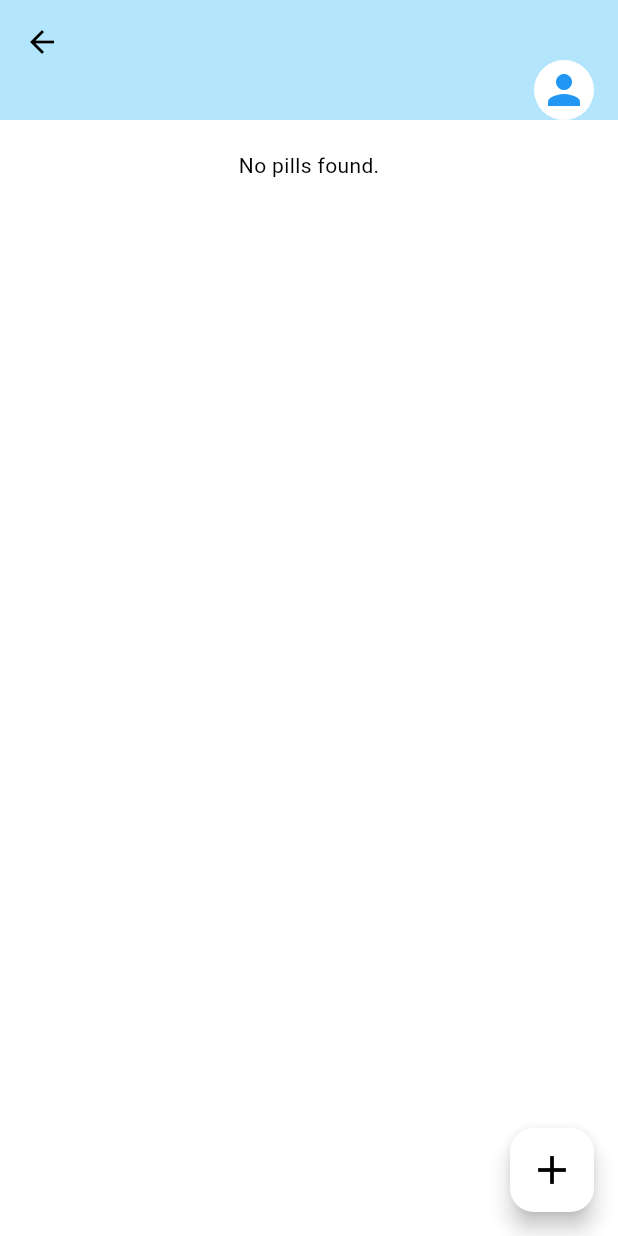
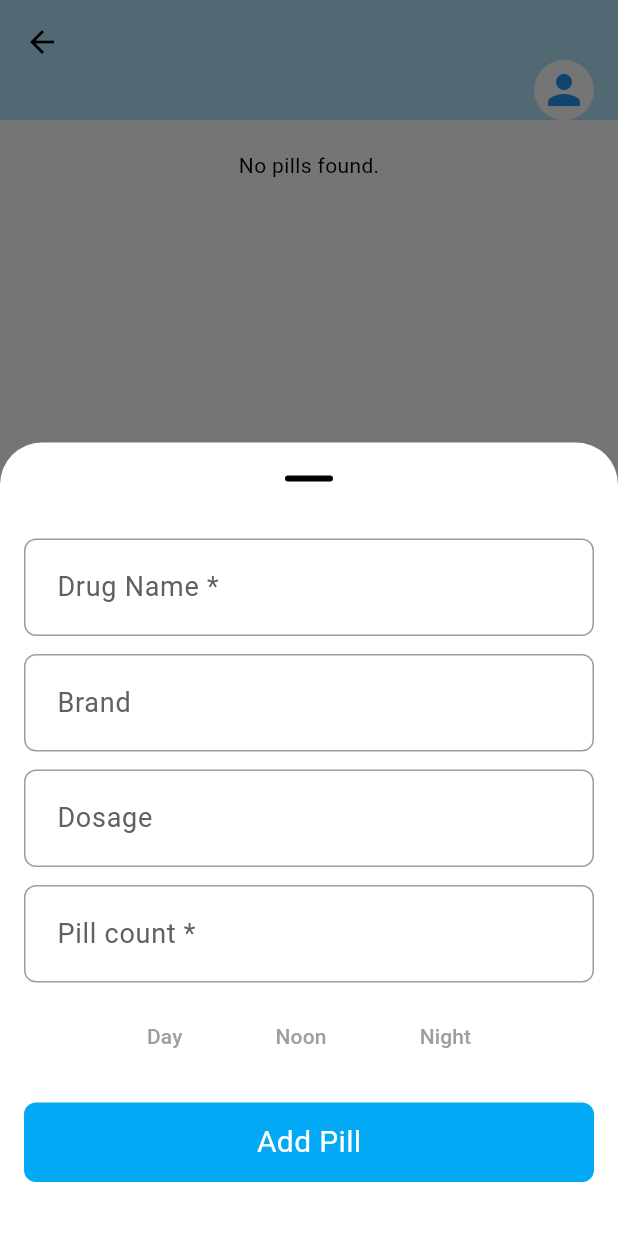
Before and after one commit to Pragades-Rajagopal/pillie-app, a Flutter app: the PillListPage screen opened directly, after a tap on the "add" icon, on a phone screen of 412 x 824 dp. Run offline on Flutter 3.47's test engine with Material 3 defaults, Android fonts, the phone set to English and light mode, and no system bars; our stand-ins replace image_picker, supabase_flutter; accounts and stored records are empty; statements that could not run were skipped.

Commit message:
added add/edit pill

```diff
--- a/lib/app/pill/pages/pill_list_page.dart
+++ b/lib/app/pill/pages/pill_list_page.dart
@@ -1,8 +1,8 @@
 import 'package:flutter/material.dart';
-// ScrollDirection is available from material.dart
 import 'package:pillie/app/auth/services/auth_service.dart';
 import 'package:pillie/app/profile/pages/view_profile_page.dart';
 import 'package:pillie/app/user/services/user_service.dart';
+import 'package:pillie/components/common_components.dart';
 import 'package:pillie/components/pill_card.dart';
 import 'package:pillie/models/user_model.dart';
 import 'package:pillie/app/pill/services/pill_service.dart';
@@ -17,11 +17,10 @@ class PillListPage extends StatefulWidget {
 
 class _PillListPageState extends State<PillListPage> {
   final ScrollController _scrollController = ScrollController();
-  bool _showFab = true;
   UserService userService = UserService();
   AuthService authService = AuthService();
+  PillService? pillService;
   UserModel? user;
-  PillDatabase? pillDatabase;
 
   @override
   void initState() {
@@ -40,32 +39,25 @@ class _PillListPageState extends State<PillListPage> {
     }
     setState(() {
       user = fetchedUser;
-      pillDatabase = user != null ? PillDatabase(user!.id!) : null;
+      pillService = user != null ? PillService(user!.id!) : null;
     });
+  }
+
+  Future<void> _showAddPillBottomSheet() async {
+    await CommonComponents().showPillModalBottomSheet(context, pillService);
+    if (mounted) setState(() {});
   }
 
   @override
   Widget build(BuildContext context) {
-    return NotificationListener<ScrollNotification>(
-      onNotification: (notification) {
-        if (notification is UserScrollNotification) {
-          if (notification.direction == AxisDirection.down) {
-            if (_showFab && mounted) setState(() => _showFab = false);
-          } else if (notification.direction == AxisDirection.up) {
-            if (!_showFab && mounted) setState(() => _showFab = true);
-          }
-        }
-        return false;
-      },
-      child: Scaffold(
-        floatingActionButton: _showFab
-            ? FloatingActionButton(
-                onPressed: () {
-                  // TODO: Show add pill bottom sheet
-                },
+    return Scaffold(
+      floatingActionButton: FloatingActionButton(
+        onPressed: () => _showAddPillBottomSheet(),
+        backgroundColor: Theme.of(context).colorScheme.surfaceContainer,
+        splashColor: Colors.transparent,
+        elevation: 0.0,
         child: const Icon(Icons.add, size: 32, color: Colors.black),
-              )
-            : null,
+      ),
       body: CustomScrollView(
         controller: _scrollController,
         slivers: [
@@ -89,7 +81,7 @@ class _PillListPageState extends State<PillListPage> {
                             child: Text(
                               user?.name ?? '',
                               style: const TextStyle(
-                                  color: Colors.white,
+                                color: Colors.black,
                                 fontSize: 24,
                                 fontWeight: FontWeight.bold,
                               ),
@@ -131,19 +123,19 @@ class _PillListPageState extends State<PillListPage> {
           ),
           SliverPadding(
             padding: const EdgeInsets.fromLTRB(16.0, 20.0, 16.0, 32.0),
-              sliver: pillDatabase == null
+            sliver: pillService == null
                 ? const SliverToBoxAdapter(
                     child: Center(child: CircularProgressIndicator()),
                   )
                 : StreamBuilder<List<PillModel>>(
-                      stream: pillDatabase!.pillStream,
+                    stream: pillService!.pillStream,
                     builder: (context, snapshot) {
-                        if (snapshot.connectionState ==
-                            ConnectionState.waiting) {
+                      if (snapshot.connectionState == ConnectionState.waiting) {
                         return const SliverToBoxAdapter(
                           child: Center(child: CircularProgressIndicator()),
                         );
                       }
+                      print(snapshot.error);
                       final pills = snapshot.data ?? [];
                       if (pills.isEmpty) {
                         return const SliverToBoxAdapter(
@@ -152,7 +144,7 @@ class _PillListPageState extends State<PillListPage> {
                       }
                       return SliverList(
                         delegate: SliverChildListDelegate([
-                            PillCard(pills: pills),
+                          PillCard(pills: pills, pillService: pillService),
                         ]),
                       );
                     },
@@ -160,7 +152,6 @@ class _PillListPageState extends State<PillListPage> {
           ),
         ],
       ),
-      ),
     );
   }
 }
--- a/lib/app/pill/services/pill_service.dart
+++ b/lib/app/pill/services/pill_service.dart
@@ -1,10 +1,10 @@
 import 'package:pillie/models/pill_model.dart';
 import 'package:supabase_flutter/supabase_flutter.dart';
 
-class PillDatabase {
+class PillService {
   String userId;
 
-  PillDatabase(this.userId);
+  PillService(this.userId);
 
   final SupabaseQueryBuilder database = Supabase.instance.client.from(
     'pills_inventory',
--- /dev/null
+++ b/lib/components/common_components.dart
@@ -0,0 +1,202 @@
+import 'package:flutter/material.dart';
+import 'package:flutter/services.dart';
+import 'package:pillie/app/pill/services/pill_service.dart';
+import 'package:pillie/components/text_button.dart';
+import 'package:pillie/components/text_form_field.dart';
+import 'package:pillie/models/pill_model.dart';
+
+class CommonComponents {
+  Future<void> showPillModalBottomSheet(
+    BuildContext context,
+    PillService? pillService, {
+    List<String> options = const ['Day', 'Noon', 'Night'],
+    String? pillId,
+    String? drugName,
+    String? brand,
+    String? dosage,
+    String? count,
+    Set<int>? selectedTime,
+    bool isEdit = false,
+  }) {
+    return showModalBottomSheet(
+      context: context,
+      isScrollControlled: true,
+      showDragHandle: true,
+      builder: (context) {
+        final formKey = GlobalKey<FormState>();
+        final TextEditingController nameController = TextEditingController();
+        final TextEditingController dosageController = TextEditingController();
+        final TextEditingController brandController = TextEditingController();
+        final TextEditingController countController = TextEditingController();
+        final Set<int> selectedTimeOfDay = {};
+
+        if (isEdit) {
+          nameController.text = drugName ?? '';
+          brandController.text = brand ?? '';
+          dosageController.text = dosage ?? '';
+          countController.text = count ?? '';
+          selectedTimeOfDay.addAll(selectedTime ?? {});
+        }
+        return StatefulBuilder(
+          builder: (context, setModalState) {
+            return Padding(
+              padding: EdgeInsets.only(
+                bottom: MediaQuery.of(context).viewInsets.bottom,
+                left: 16,
+                right: 16,
+                top: 16,
+              ),
+              child: Form(
+                key: formKey,
+                child: Column(
+                  mainAxisSize: MainAxisSize.min,
+                  children: [
+                    AppTextFormField(
+                      textController: nameController,
+                      labelText: "Drug Name *",
+                      validator: (value) {
+                        if (value == null || value.trim().isEmpty) {
+                          return 'Please enter a drug name';
+                        }
+                        return null;
+                      },
+                    ),
+                    const SizedBox(height: 12),
+                    AppTextFormField(
+                      textController: brandController,
+                      labelText: "Brand",
+                    ),
+                    const SizedBox(height: 12),
+                    AppTextFormField(
+                      textController: dosageController,
+                      labelText: "Dosage",
+                      keyboardType: TextInputType.number,
+                      inputFormatters: [FilteringTextInputFormatter.digitsOnly],
+                    ),
+                    const SizedBox(height: 12),
+                    AppTextFormField(
+                      textController: countController,
+                      keyboardType: TextInputType.number,
+                      labelText: 'Pill count *',
+                      inputFormatters: [FilteringTextInputFormatter.digitsOnly],
+                      validator: (value) {
+                        if (value == null || value.trim().isEmpty) {
+                          return 'Please enter a pill count';
+                        }
+                        if (int.tryParse(value.trim()) == null) {
+                          return 'Count must be a number';
+                        }
+                        return null;
+                      },
+                    ),
+                    const SizedBox(height: 12),
+                    Wrap(
+                      spacing: 8.0,
+                      children: List<Widget>.generate(options.length, (
+                        int index,
+                      ) {
+                        return FilterChip(
+                          showCheckmark: false,
+                          label: Padding(
+                            padding: const EdgeInsets.symmetric(
+                              horizontal: 10,
+                              vertical: 2,
+                            ),
+                            child: Text(options[index]),
+                          ),
+                          selected: selectedTimeOfDay.contains(index),
+                          shadowColor: Colors.transparent,
+                          selectedShadowColor: Colors.transparent,
+                          shape: RoundedRectangleBorder(
+                            side: BorderSide(
+                              color: selectedTimeOfDay.contains(index)
+                                  ? Theme.of(
+                                      context,
+                                    ).colorScheme.surfaceContainer
+                                  : Colors.transparent,
+                              width: 1,
+                            ),
+                            borderRadius: const BorderRadius.all(
+                              Radius.circular(8.0),
+                            ),
+                          ),
+                          selectedColor: Theme.of(
+                            context,
+                          ).colorScheme.surfaceContainer,
+                          labelStyle: selectedTimeOfDay.contains(index)
+                              ? const TextStyle(color: Colors.black)
+                              : TextStyle(
+                                  color: Theme.of(context).colorScheme.tertiary,
+                                ),
+                          onSelected: (bool selectedValue) {
+                            setModalState(() {
+                              if (selectedValue) {
+                                selectedTimeOfDay.add(index);
+                              } else {
+                                selectedTimeOfDay.remove(index);
+                              }
+                            });
+                          },
+                        );
+                      }),
+                    ),
+                    const SizedBox(height: 20),
+                    AppTextButton(
+                      onTap: () async {
+                        if (!formKey.currentState!.validate()) {
+                          return;
+                        }
+                        final String name = nameController.text.trim();
+                        final String dosage = dosageController.text.trim();
+                        final String brand = brandController.text.trim();
+                        final int? count = int.tryParse(
+                          countController.text.trim(),
+                        );
+
+                        final pillData = PillModel(
+                          id: DateTime.now().millisecondsSinceEpoch.toString(),
+                          name: name,
+                          dosage: dosage.isNotEmpty
+                              ? double.tryParse(dosage)
+                              : null,
+                          brand: brand.isNotEmpty ? brand : null,
+                          count: count!,
+                          day: selectedTimeOfDay.contains(0),
+                          noon: selectedTimeOfDay.contains(1),
+                          night: selectedTimeOfDay.contains(2),
+                        );
+                        if (isEdit) {
+                          await pillService?.editPill(pillData, pillId!);
+                        } else {
+                          await pillService?.addPill(pillData);
+                        }
+                        if (context.mounted) Navigator.of(context).pop();
+                      },
+                      buttonText: isEdit ? "Edit Pill" : "Add Pill",
+                    ),
+                    if (isEdit) ...{
+                      const SizedBox(height: 12),
+                      AppTextButton(
+                        onTap: () async {
+                          if (isEdit && pillId != null) {
+                            await pillService?.deletePill(pillId);
+                          }
+                          // TODO: Rebuild the pill list page after deletion
+                          if (context.mounted) Navigator.of(context).pop();
+                        },
+                        buttonText: "Delete Pill",
+                        buttonColor: Colors.red,
+                        textColor: Colors.white,
+                      ),
+                    },
+                    const SizedBox(height: 36),
+                  ],
+                ),
+              ),
+            );
+          },
+        );
+      },
+    );
+  }
+}
--- a/lib/components/pill_card.dart
+++ b/lib/components/pill_card.dart
@@ -1,14 +1,18 @@
 import 'package:flutter/material.dart';
+import 'package:pillie/app/pill/services/pill_service.dart';
+import 'package:pillie/components/common_components.dart';
 import 'package:pillie/models/pill_model.dart';
 
 class PillCard extends StatelessWidget {
-  const PillCard({super.key, required this.pills});
+  const PillCard({super.key, required this.pills, required this.pillService});
 
   final List<PillModel> pills;
+  final PillService? pillService;
 
   @override
   Widget build(BuildContext context) {
     return GridView.builder(
+      key: PageStorageKey('pill_grid'),
       shrinkWrap: true,
       padding: const EdgeInsets.only(bottom: 4.0),
       physics: const NeverScrollableScrollPhysics(),
@@ -21,7 +25,23 @@ class PillCard extends StatelessWidget {
       itemCount: pills.length,
       itemBuilder: (context, index) {
         final pill = pills[index];
-        return Container(
+        return GestureDetector(
+          onTap: () => CommonComponents().showPillModalBottomSheet(
+            context,
+            pillService,
+            pillId: pill.id,
+            drugName: pill.name,
+            brand: pill.brand,
+            dosage: pill.dosage?.toString(),
+            count: pill.count?.toString(),
+            selectedTime: <int>{
+              if (pill.day == true) 0,
+              if (pill.noon == true) 1,
+              if (pill.night == true) 2,
+            },
+            isEdit: true,
+          ),
+          child: Container(
             decoration: BoxDecoration(
               color: Colors.white,
               borderRadius: BorderRadius.circular(18),
@@ -108,6 +128,7 @@ class PillCard extends StatelessWidget {
                 ),
               ],
             ),
+          ),
         );
       },
     );
--- a/lib/models/pill_model.dart
+++ b/lib/models/pill_model.dart
@@ -35,7 +35,7 @@ class PillModel {
     return PillModel(
       id: map["id"] as String,
       name: map["name"] as String,
-      brand: map["brand"] as String,
+      brand: sanitizeValue<String>(map["brand"]),
       userId: map["user_id"] as String,
       count: sanitizeValue<dynamic>(map["count"]),
       day: map["day"] as bool,
```
Lines whose indentation alone changed are shown as unchanged.
